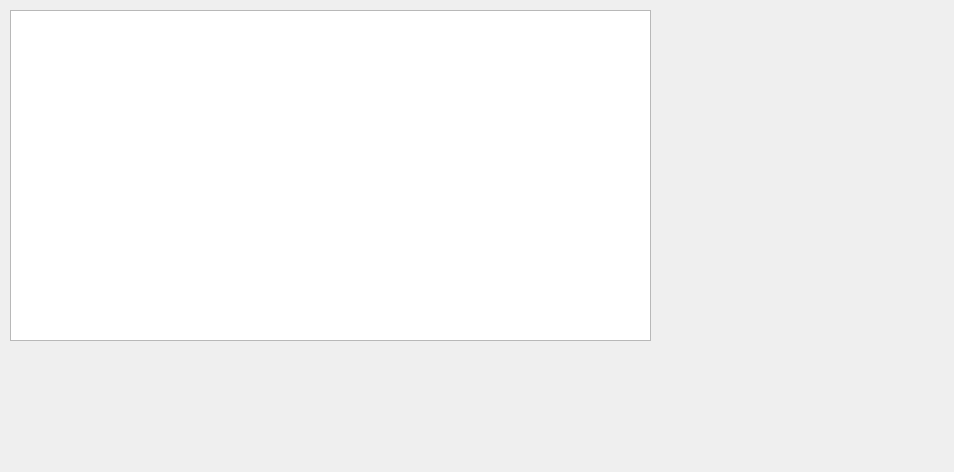
The window that HuffmanCompression/viewfiles.ui (Sagimune/Compression) describes before a commit, drawn with Qt 5.
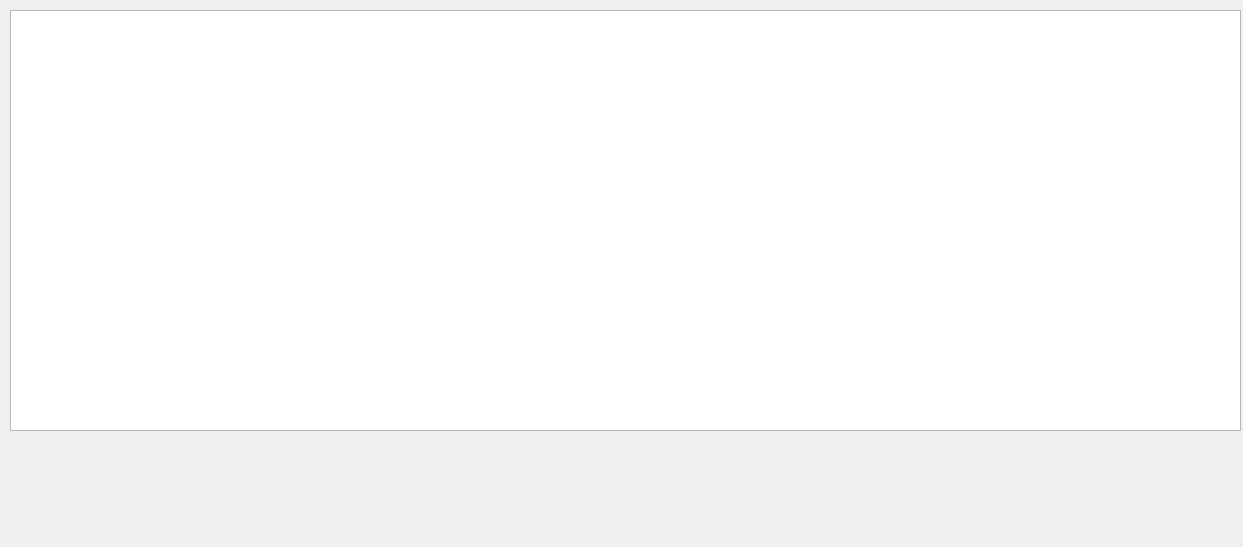
The same window after the commit.

What changed in the file:
```diff
--- a/HuffmanCompression/viewfiles.ui
+++ b/HuffmanCompression/viewfiles.ui
@@ -6,8 +6,8 @@
    <rect>
     <x>0</x>
     <y>0</y>
-    <width>954</width>
-    <height>472</height>
+    <width>1243</width>
+    <height>547</height>
    </rect>
   </property>
   <property name="windowTitle">
@@ -18,8 +18,8 @@
     <rect>
      <x>10</x>
      <y>10</y>
-     <width>641</width>
-     <height>331</height>
+     <width>1231</width>
+     <height>421</height>
     </rect>
    </property>
   </widget>
```
